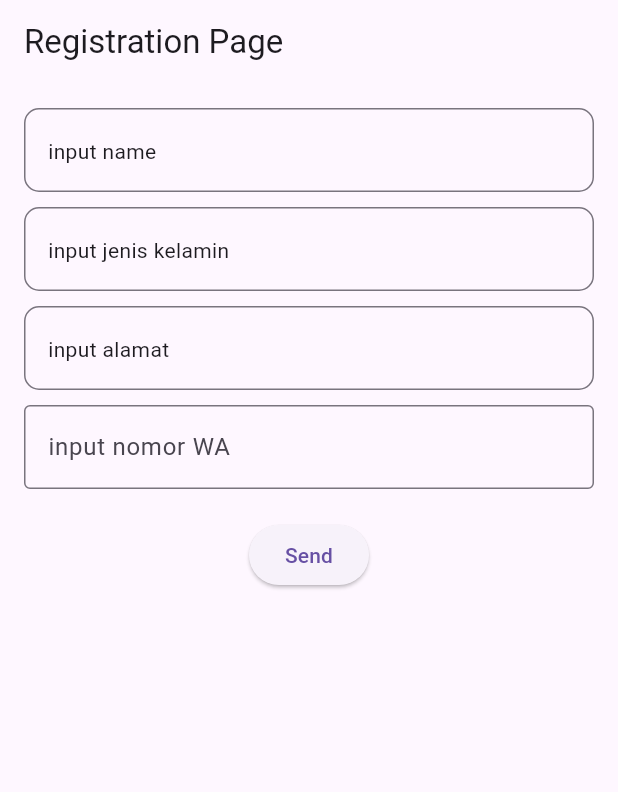
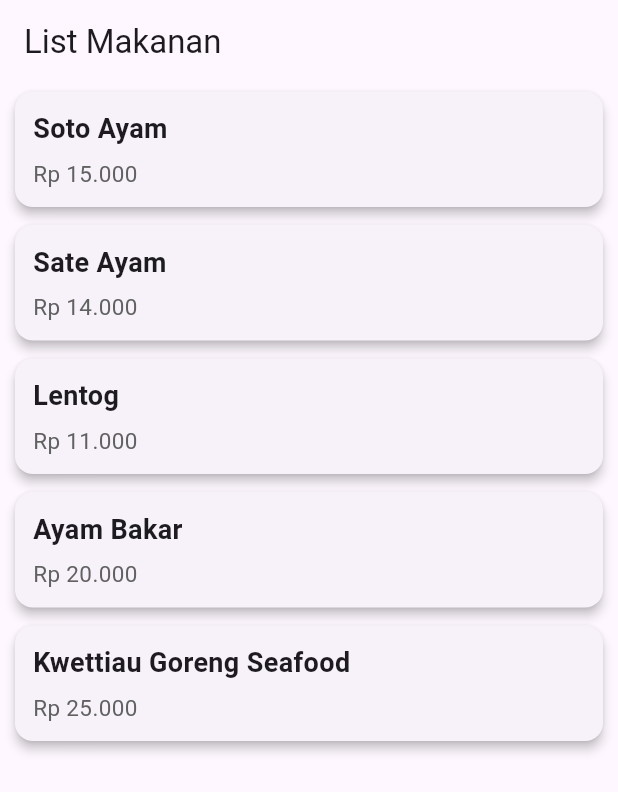
Before and after one commit to Jauzasyalia/Tugas-Fluter-Update-_Jauza-Syalia, a Flutter app: the screen it shows after launch, on a phone screen of 412 x 824 dp. Shown: the top 792 px of the screen. Run offline on Flutter 3.47's test engine with Material 3 defaults, Android fonts, the phone set to English and light mode, and no system bars; our stand-ins replace get.

Commit message:
Pesan commit kamu (contoh: First commit)

```diff
--- /dev/null
+++ b/lib/controller/list_makanan_controller.dart
@@ -0,0 +1,47 @@
+import 'package:get/get.dart';
+import 'package:coba_pertama/models/makanan_model.dart';
+
+class ListmakananController extends GetxController {
+  var listMakanan = <MakananModel>[
+    MakananModel(
+      namaMakanan: 'Soto Ayam',
+      hargamakanan: 'Rp 15.000',
+      gambar: 'https://tse4.mm.bing.net/th/id/OIP.k5ksubsIsTPTtoaGvOWooQHaE7?r=0&pid=Api&h=220&P=0',
+      desc: 'Soto ayam kuah kuning gurih dengan irisan daging ayam segar, tauge, dan telur.',
+      rating: 4.8,
+      review: 'Kuas berkaldu banget, porsinya pas dan mengenyangkan!',
+    ),
+    MakananModel(
+      namaMakanan: 'Sate Ayam',
+      hargamakanan: 'Rp 14.000',
+      gambar: 'https://tse4.mm.bing.net/th/id/OIP.eFq7Aw4SFhcfiOSpmU_8IwHaE8?r=0&pid=Api&h=220&P=0',
+      desc: 'Sate ayam empuk dipanggang dengan bumbu kacang lezat dan kecap manis.',
+      rating: 4.6,
+      review: 'Bumbu kacangnya melimpah, dagingnya tebal!',
+    ),
+    MakananModel(
+      namaMakanan: 'Lentog',
+      hargamakanan: 'Rp 11.000',
+      gambar: 'https://tse3.mm.bing.net/th/id/OIP.oZFYB736m7DzpSNnVGINOwHaE9?r=0&pid=Api&h=220&P=0',
+      desc: 'Makanan khas Kudus berisi lontong, lodeh tahu tempe, dan gulai nangka muda.',
+      rating: 4.9,
+      review: 'Rasanya otentik banget khas Kudus!',
+    ),
+    MakananModel(
+      namaMakanan: 'Ayam Bakar',
+      hargamakanan: 'Rp 20.000',
+      gambar: 'https://tse1.mm.bing.net/th/id/OIP.tSqriMyic9GNd_nuO3L9IwHaE8?r=0&pid=Api&h=220&P=0',
+      desc: 'Ayam bakar bumbu rempah manis gurih disajikan lengkap dengan sambal dan lalapan.',
+      rating: 4.7,
+      review: 'Ayamnya beneran meresap sampai ke tulang.',
+    ),
+    MakananModel(
+      namaMakanan: 'Kwettiau Goreng Seafood',
+      hargamakanan: 'Rp 25.000',
+      gambar: 'https://tse4.mm.bing.net/th/id/OIP.SiVquwg9nVDg7-eM2zNMxwHaEK?r=0&pid=Api&h=220&P=0',
+      desc: 'Sajian mi beras pipih dan lebar yang dimasak bersama aneka hasil laut seperti udang, cumi, dan bakso ikan. Ditumis dengan bumbu bawang putih, kecap asin, kecap manis, serta minyak wijen yang memberikan aroma gurih khas wajan panas (wok hei). Biasanya dilengkapi orak-arik telur, tauge, dan sawi hijau yang renyah.',
+      rating: 4.7,
+      review: 'Seafoodnya fresh dan bumbunya mantap.',
+    ),
+  ].obs;
+}
--- a/lib/main.dart
+++ b/lib/main.dart
@@ -17,7 +17,7 @@ class MyApp extends StatelessWidget {
   Widget build(BuildContext context) {
     return GetMaterialApp(
       title: "My Learning App",
-      initialRoute: Routes.registration,
+      initialRoute: Routes.list_makanan,
       getPages: Routes.myPages
 
     );
--- /dev/null
+++ b/lib/models/makanan_model.dart
@@ -0,0 +1,20 @@
+class MakananModel {
+  final String namaMakanan;
+  final String hargamakanan;
+  final String gambar; // URL gambar atau path asset
+  final String desc;
+  final double rating;
+  final String review;
+
+  // ini kosntruktor
+  // agar nanti bisa langsung di isikan ketika membuat object dari class ini
+  MakananModel({
+    required this.namaMakanan,
+    required this.hargamakanan,
+    required this.gambar,
+    required this.desc,
+    required this.rating,
+    required this.review,
+    }
+  );
+}
--- /dev/null
+++ b/lib/page/list_makanan_page.dart
@@ -0,0 +1,59 @@
+import 'package:coba_pertama/controller/list_makanan_controller.dart' show ListmakananController;
+import 'package:coba_pertama/page/detail_makanan_page.dart';
+import 'package:flutter/material.dart';
+import 'package:get/get.dart';
+
+class ListMakananPage extends StatelessWidget {
+  ListMakananPage({super.key});
+
+  final controller = Get.put(ListmakananController());
+
+  @override
+  Widget build(BuildContext context) {
+    return Scaffold(
+      appBar: AppBar(title: const Text("List Makanan")),
+      body: Container(
+        margin: const EdgeInsets.symmetric(horizontal: 10, vertical: 5),
+        child: ListView.builder(
+          itemCount: controller.listMakanan.length,
+          itemBuilder: (context, index) {
+            final makanan = controller.listMakanan[index];
+            return InkWell(
+              onTap: () {
+                // Navigasi ke DetailMakananPage membawa parameter objek makanan
+                Get.to(() => const DetailMakananPage(), arguments: makanan);
+              },
+              child: Card(
+                elevation: 3,
+                margin: const EdgeInsets.only(bottom: 12),
+                child: Padding(
+                  padding: const EdgeInsets.all(12),
+                  child: Column(
+                    crossAxisAlignment: CrossAxisAlignment.start,
+                    children: [
+                      Text(
+                        makanan.namaMakanan,
+                        style: const TextStyle(
+                          fontSize: 18,
+                          fontWeight: FontWeight.bold,
+                        ),
+                      ),
+                      const SizedBox(height: 6),
+                      Text(
+                        makanan.hargamakanan,
+                        style: TextStyle(
+                          fontSize: 15,
+                          color: Colors.grey[700],
+                        ),
+                      ),
+                    ],
+                  ),
+                ),
+              ),
+            );
+          },
+        ),
+      ),
+    );
+  }
+}
--- a/lib/routes.dart
+++ b/lib/routes.dart
@@ -1,4 +1,5 @@
 import 'package:coba_pertama/page/Confirm_reg_page.dart';
+import 'package:coba_pertama/page/list_makanan_page.dart';
 import 'package:coba_pertama/page/registration_page.dart';
 import 'package:get/get.dart';
 
@@ -6,11 +7,13 @@ class Routes {
   // list variabel nama halaman
   static const String registration = "/registration";
   static const String confirm_registration = "/confirm_registration";
+  static const String list_makanan = "/list_makanan";
   // others page hare
 
   // untuk di daftarkan di main dart
   static final myPages = [
     GetPage(name: registration, page: () => RegistrationPage()),
     GetPage(name: confirm_registration, page: () => ConfirmRegPage()),
+    GetPage(name: list_makanan, page: () => ListMakananPage()),
   ];
 }
```
Also changed, not shown: lib/page/detail_makanan_page.dart (added, +126 -0 lines).
